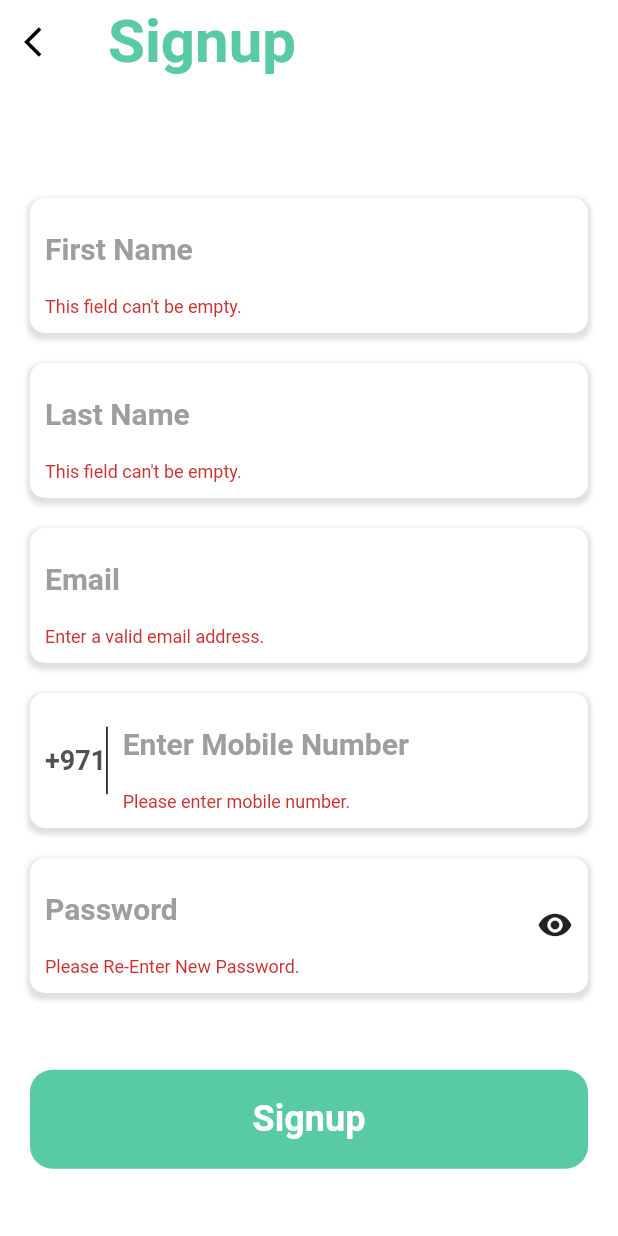
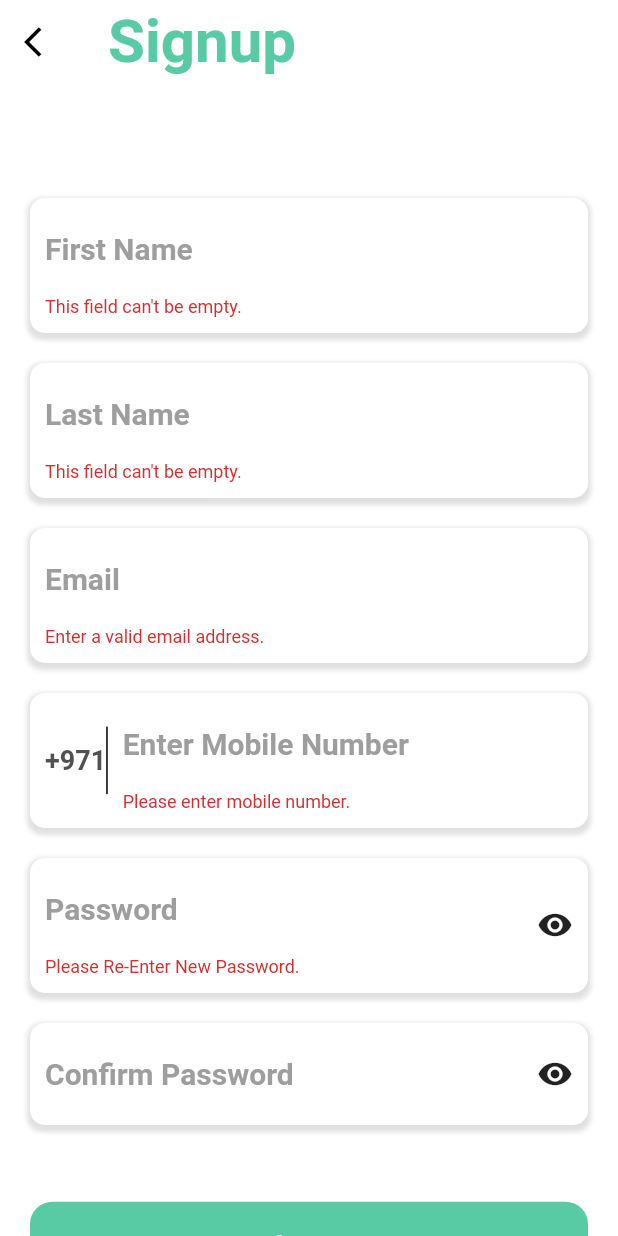
Before and after one commit to Shivamtyagi505/Makom_Customer_App, a Flutter app: the SignupScreen screen opened by its route, after a tap on "Signup", on a phone screen of 412 x 824 dp. Run offline on Flutter 3.47's test engine with Material 2 defaults, Android fonts, the phone set to English and light mode, and no system bars; our stand-ins replace expandable, flutter_credit_card, flutter_svg, geolocator, google_maps_flutter, otp_text_field; missing offline and left inert: geocoder.

Commit message:
Added confirm password field

```diff
--- a/lib/screens/auth/signup_screen.dart
+++ b/lib/screens/auth/signup_screen.dart
@@ -3,12 +3,21 @@ import 'package:makom_customer_app/utils/index.dart';
 import 'package:makom_customer_app/widgets/buttons.dart';
 import 'package:makom_customer_app/widgets/common_button.dart';
 import 'package:makom_customer_app/widgets/headings.dart';
+import 'package:makom_customer_app/widgets/index.dart';
 import 'package:makom_customer_app/widgets/text_fields.dart';
 
 import '../../constants.dart';
 
-class SignupScreen extends StatelessWidget {
+class SignupScreen extends StatefulWidget {
+  @override
+  _SignupScreenState createState() => _SignupScreenState();
+}
+
+class _SignupScreenState extends State<SignupScreen> {
+  TextEditingController _passcontroller = TextEditingController();
+  TextEditingController _cpasscontroller = TextEditingController();
   final _formKey = GlobalKey<FormState>();
+
   @override
   Widget build(BuildContext context) {
     var height = MediaQuery.of(context).size.height;
@@ -70,11 +79,29 @@ class SignupScreen extends StatelessWidget {
                     children: [
                       Expanded(
                           child: txtField(
+                              controller: _passcontroller,
                               hintTxt: "Password",
                               validator: (value) => validatePassword(value))),
                       Icon(Icons.remove_red_eye_rounded)
                     ],
-                  ))
+                  )),
+                  txtfieldContainer(
+                      child: Row(
+                    children: [
+                      Expanded(
+                          child: txtField(
+                              controller: _cpasscontroller,
+                              hintTxt: "Confirm Password",
+                              validator: (value) {
+                                if (value == null) {
+                                  return "Please Re-Enter New Password.";
+                                } else if (value != _passcontroller.text) {
+                                  return "Password does not match.";
+                                }
+                              })),
+                      Icon(Icons.remove_red_eye_rounded)
+                    ],
+                  )),
                 ],
               ),
             ),
@@ -90,7 +117,8 @@ class SignupScreen extends StatelessWidget {
                   }
                 },
               ),
-            )
+            ),
+            SizedBox(height: 20,)
           ],
         ),
       ),
--- a/lib/screens/sendpage/google_map.dart
+++ b/lib/screens/sendpage/google_map.dart
@@ -25,14 +25,14 @@ class _GooglemapsState extends State<Googlemaps> {
 
     return Scaffold(
       body: SafeArea(
-        child: Consumer<LocationProvider>(
-          builder: (context, loc, child) {
+        child: Consumer<LocationProvider>(builder: (context, loc, child) {
+          if (loc.isLoading || loc.latitude == null) {
+            return Center(
+              child: CircularProgressIndicator(),
+            );
+          } else {
             var currentLocation = LatLng(loc.latitude, loc.longitude);
-            return loc.isLoading
-                ? Center(
-                    child: CircularProgressIndicator(),
-                  )
-                : Stack(
+            return Stack(
               children: [
                 GoogleMap(
                   initialCameraPosition:
@@ -91,8 +91,8 @@ class _GooglemapsState extends State<Googlemaps> {
                 ),
               ],
             );
-          },
-        ),
+          }
+        }),
       ),
     );
   }
--- a/lib/widgets/text_fields.dart
+++ b/lib/widgets/text_fields.dart
@@ -20,9 +20,14 @@ Widget txtfieldContainer({@required Widget child}) {
   );
 }
 
-Widget txtField({@required hintTxt, Function validator, int maxLine}) {
+Widget txtField(
+    {@required hintTxt,
+    Function validator,
+    int maxLine,
+    TextEditingController controller}) {
   return TextFormField(
     validator: validator,
+    controller: controller,
     style: TextStyle(fontSize: 20),
     minLines: 1,
     maxLines: maxLine,
--- a/lib/widgets/thin_bottom_navbar.dart
+++ /dev/null
@@ -1,6 +0,0 @@
-import 'package:flutter/material.dart';
-import 'package:makom_customer_app/constants.dart';
-
-Widget thinBottomBar() {
-  return Container(height: 30, color: primaryColor);
-}
```
Also changed, not shown: lib/widgets/widgets.dart (deleted). Lines whose indentation alone changed are shown as unchanged.
